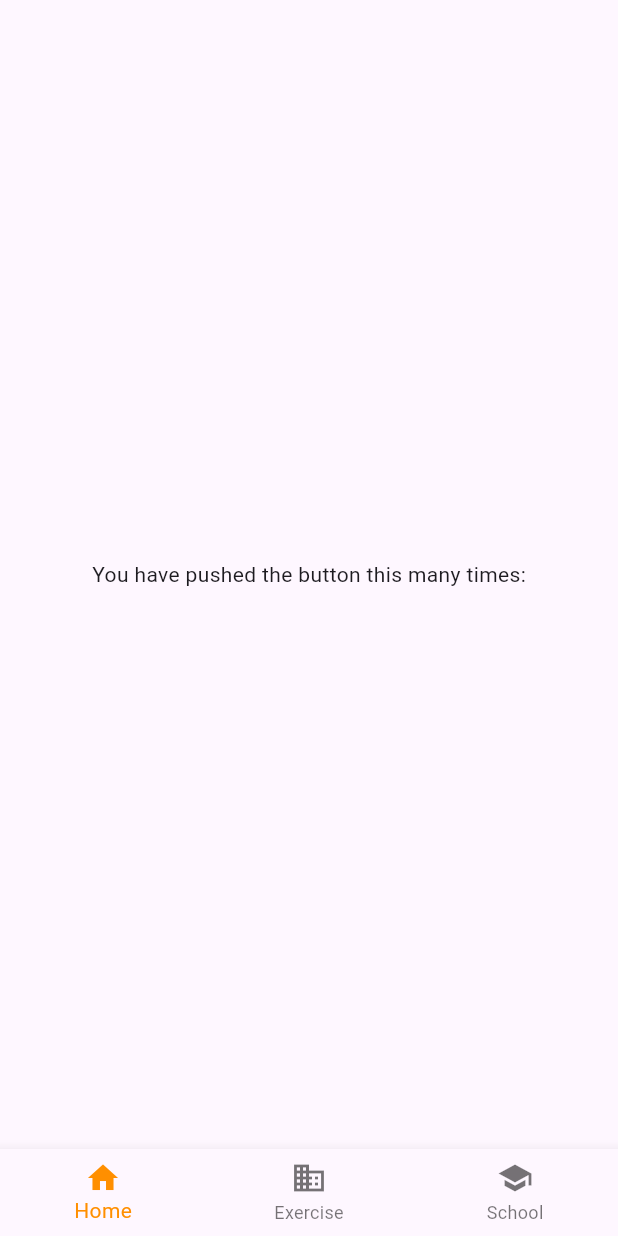
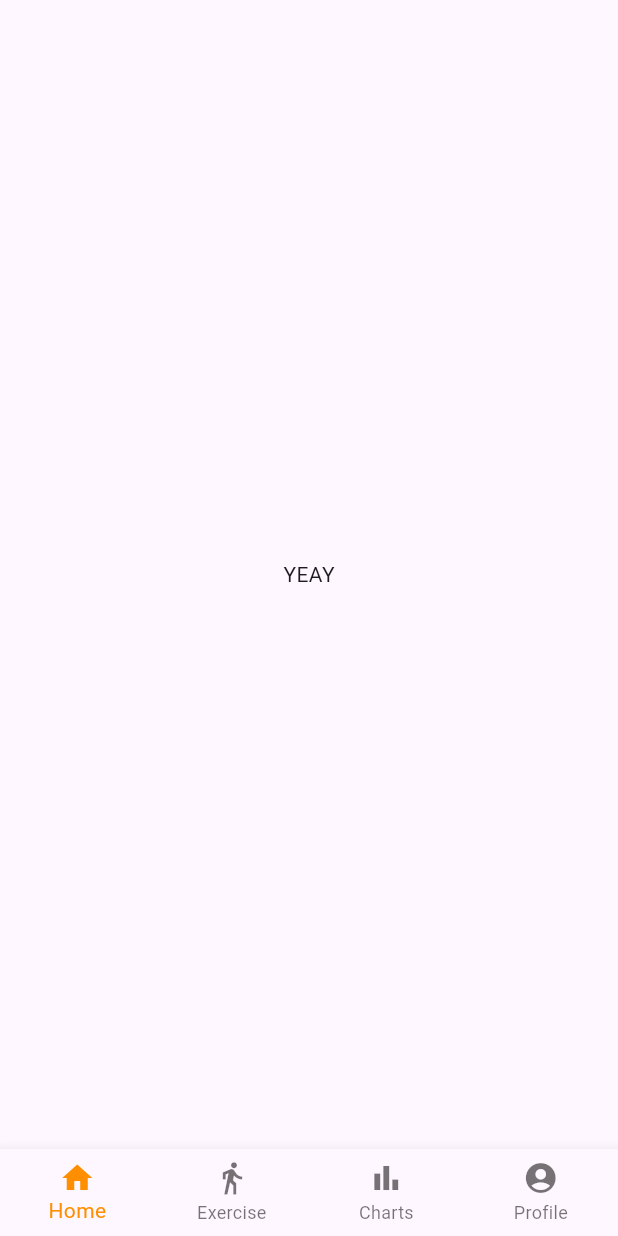
Before and after one commit to Alffaza/SWOLE-app, a Flutter app: the screen it shows after launch, on a phone screen of 412 x 824 dp. Run offline on Flutter 3.47's test engine with Material 3 defaults, Android fonts, the phone set to English and light mode, and no system bars.

Commit message:
feat: bottom bar items

```diff
--- a/lib/container.dart
+++ b/lib/container.dart
@@ -17,25 +17,29 @@ class _PageContainerState extends State<PageContainer> {
           mainAxisAlignment: MainAxisAlignment.center,
           children: <Widget>[
             Text(
-              'You have pushed the button this many times:',
+              'YEAY',
             ),
           ],
         ),
       ),
       bottomNavigationBar: BottomNavigationBar(
+        type : BottomNavigationBarType.fixed,
         items: const <BottomNavigationBarItem>[
           BottomNavigationBarItem(
             icon: Icon(Icons.home),
             label: 'Home',
           ),
           BottomNavigationBarItem(
-            icon: Icon(Icons.business),
+            icon: Icon(Icons.directions_walk),
             label: 'Exercise',
           ),
-
           BottomNavigationBarItem(
-            icon: Icon(Icons.school),
-            label: 'School',
+            icon: Icon(Icons.bar_chart),
+            label: 'Charts',
+          ),
+          BottomNavigationBarItem(
+            icon: Icon(Icons.account_circle),
+            label: 'Profile',
           ),
         ],
         // currentIndex: _selectedIndex,
```
